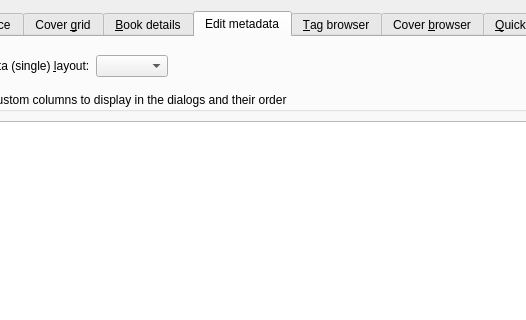
This is src/calibre/gui2/preferences/look_feel.ui in kovidgoyal/calibre as Qt 5 draws it before an edit; both pictures show x 88 to 614 and y 0 to 320 of the 839 by 580 pixel window. The edited form follows.
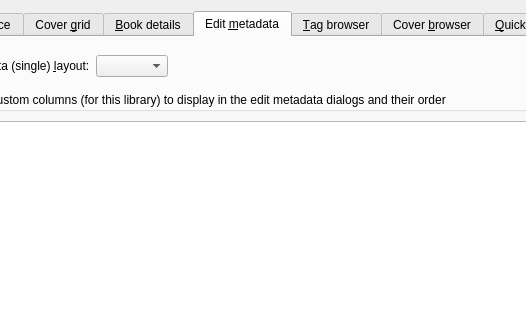
This is the edited form. The open tabs and pages were chosen to show the change. Icons and pictures are not drawn. Custom widgets are drawn as their Qt base class.

Commit message: Cleanup previous PR

```diff
--- a/src/calibre/gui2/preferences/look_feel.ui
+++ b/src/calibre/gui2/preferences/look_feel.ui
@@ -887,7 +887,7 @@
         <normaloff>:/images/book.png</normaloff>:/images/book.png</iconset>
       </attribute>
       <attribute name="title">
-       <string>Edit metadata</string>
+       <string>Edit &amp;metadata</string>
       </attribute>
       <layout class="QGridLayout" name="gridLayout_61">
        <item row="1" column="0">
@@ -927,7 +927,7 @@
        <item row="6" column="0">
         <widget class="QGroupBox" name="groupBox">
          <property name="title">
-          <string>Select the custom columns to display in the dialogs and their order</string>
+          <string>Select the custom columns (for this library) to display in the edit metadata dialogs and their order</string>
          </property>
          <layout class="QGridLayout" name="gridLayout_3">
           <item row="3" column="1">
```
Left out of the diff: 2 changed lines with no effect on the pictures.
